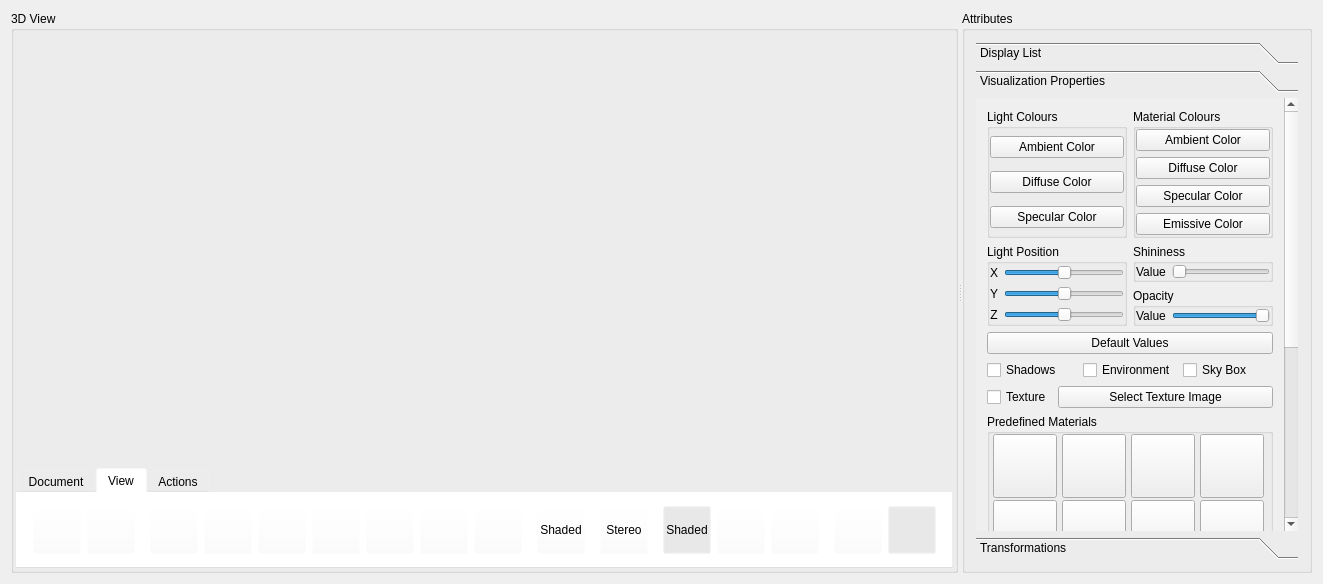
Before: the Qt Designer form ModelViewer.ui in sharjith/ModelViewer-Qt, drawn with Qt 5.
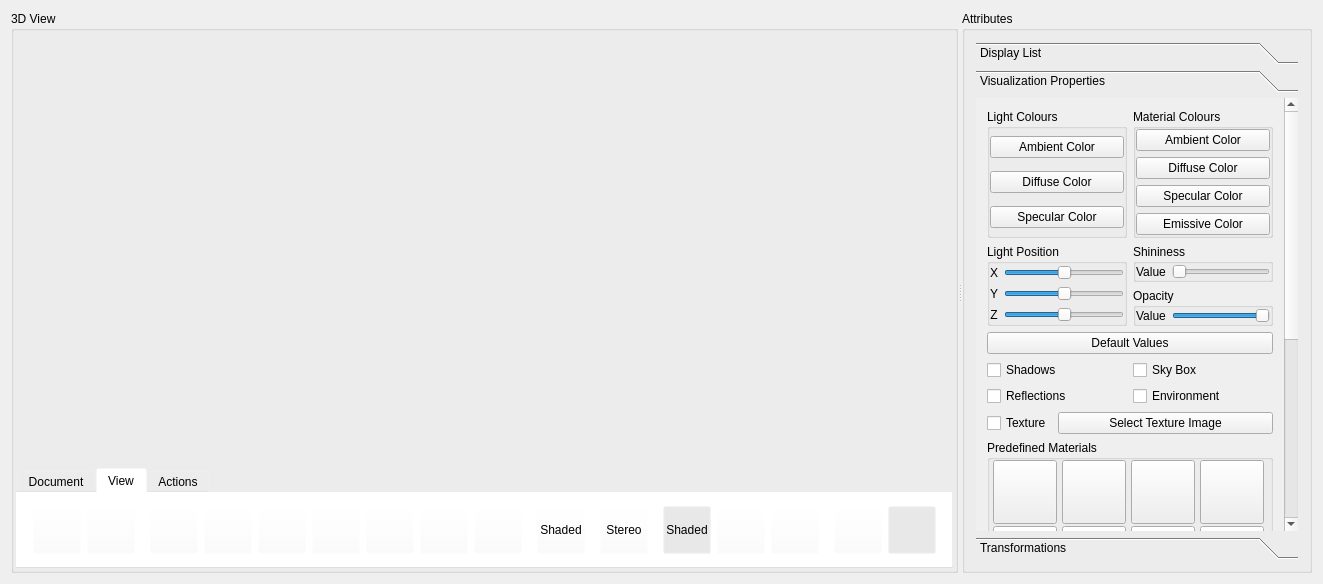
After: the same form once the commit is applied. The open tabs and pages were chosen to show the change. Icons and pictures are not drawn. Custom widgets are drawn as their Qt base class.

Commit message: Reflection map implemented - needs refinement

```diff
--- a/ModelViewer.ui
+++ b/ModelViewer.ui
@@ -1068,7 +1068,7 @@
                <x>0</x>
                <y>0</y>
                <width>315</width>
-               <height>797</height>
+               <height>828</height>
               </rect>
              </property>
              <property name="sizePolicy">
@@ -1557,6 +1557,8 @@
                 <item>
                  <layout class="QHBoxLayout" name="horizontalLayout_4">
                   <item>
+                   <layout class="QVBoxLayout" name="verticalLayout_9">
+                    <item>
                    <widget class="QCheckBox" name="checkBoxShadowMapping">
                     <property name="text">
                      <string>Shadows</string>
@@ -1564,18 +1566,31 @@
                    </widget>
                   </item>
                   <item>
-                   <widget class="QCheckBox" name="checkBoxEnvMapping">
+                     <widget class="QCheckBox" name="checkBoxReflections">
                     <property name="text">
-                     <string>Environment</string>
+                       <string>Reflections</string>
                     </property>
                    </widget>
                   </item>
+                   </layout>
+                  </item>
+                  <item>
+                   <layout class="QVBoxLayout" name="verticalLayout_10">
                   <item>
                    <widget class="QCheckBox" name="checkBoxSkyBox">
                     <property name="text">
                      <string>Sky Box</string>
                     </property>
                    </widget>
+                    </item>
+                    <item>
+                     <widget class="QCheckBox" name="checkBoxEnvMapping">
+                      <property name="text">
+                       <string>Environment</string>
+                      </property>
+                     </widget>
+                    </item>
+                   </layout>
                   </item>
                  </layout>
                 </item>
```
Lines whose indentation alone changed are shown as unchanged. The commit also changes 9 other files.
